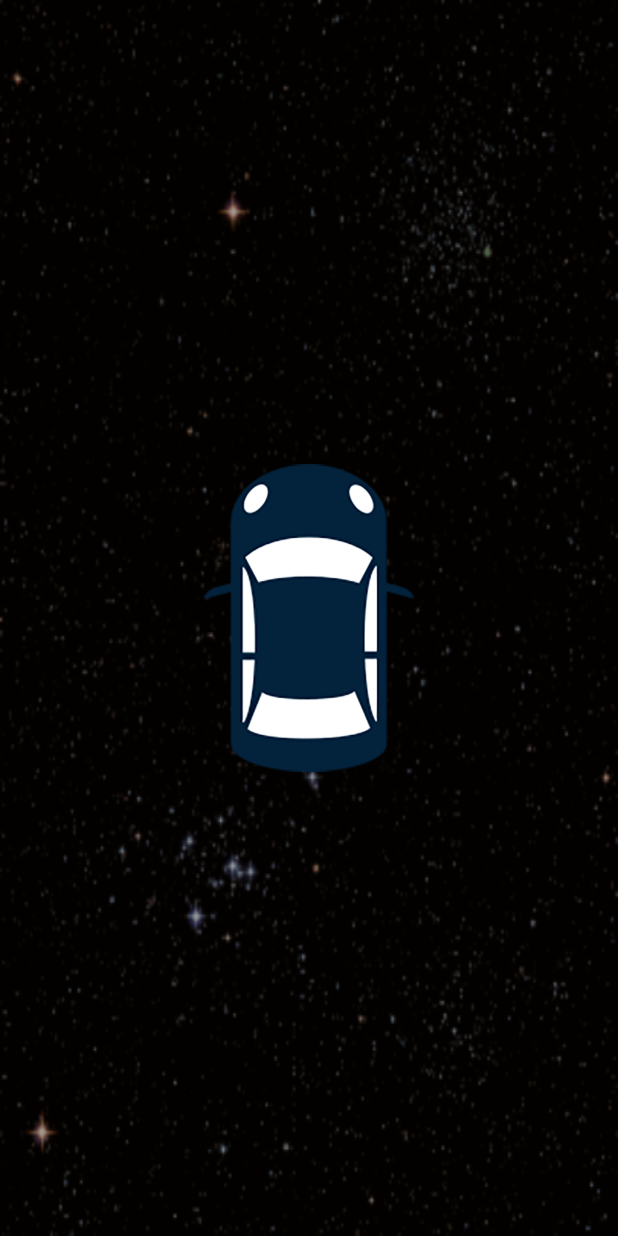
After one commit to KC3C/carController, an Android app: the TouchActivity screen opened directly, with no data from a screen before it, on a phone screen of 412 x 824 dp. The commit adds this screen. Run offline under Robolectric (Android 15) with nearby library versions, the phone set to English and light mode, and no system bars; libraries missing offline, so code that uses them is left out: com.almeros.android; 2 statements that could not run were skipped.

Commit message:
添加触摸模式

```diff
--- a/app/build.gradle
+++ b/app/build.gradle
@@ -44,4 +44,5 @@ dependencies {
 
     implementation 'io.fotoapparat:facedetector:1.0.0'
     implementation 'io.fotoapparat.fotoapparat:library:1.2.0'
+    implementation 'com.github.Almeros:android-gesture-detectors:v1.0.1'
 }
--- /dev/null
+++ b/app/src/main/java/com/example/mac/carcontroller/TouchActivity.java
@@ -0,0 +1,189 @@
+package com.example.mac.carcontroller;
+
+import android.app.Activity;
+import android.graphics.Matrix;
+import android.graphics.PointF;
+import android.graphics.drawable.Drawable;
+import android.os.Bundle;
+import android.util.Log;
+import android.view.Display;
+import android.view.MotionEvent;
+import android.view.ScaleGestureDetector;
+import android.view.View;
+import android.view.View.OnTouchListener;
+import android.widget.ImageView;
+import com.almeros.android.multitouch.MoveGestureDetector;
+import com.almeros.android.multitouch.RotateGestureDetector;
+import com.almeros.android.multitouch.ShoveGestureDetector;
+import com.example.mac.carcontroller.R;
+
+/**
+ * Test activity for testing the different GestureDetectors.
+ *
+ * @author Almer Thie (code.almeros.com)
+ * Copyright (c) 2013, Almer Thie (code.almeros.com)
+ *
+ * All rights reserved.
+ *
+ * Redistribution and use in source and binary forms, with or without modification, are permitted provided that the following conditions are met:
+ *
+ *  Redistributions of source code must retain the above copyright notice, this list of conditions and the following disclaimer.
+ *  Redistributions in binary form must reproduce the above copyright notice, this list of conditions and the following disclaimer
+ *  in the documentation and/or other materials provided with the distribution.
+ *
+ * THIS SOFTWARE IS PROVIDED BY THE COPYRIGHT HOLDERS AND CONTRIBUTORS "AS IS" AND ANY EXPRESS OR IMPLIED WARRANTIES,
+ * INCLUDING, BUT NOT LIMITED TO, THE IMPLIED WARRANTIES OF MERCHANTABILITY AND FITNESS FOR A PARTICULAR PURPOSE ARE DISCLAIMED.
+ * IN NO EVENT SHALL THE COPYRIGHT HOLDER OR CONTRIBUTORS BE LIABLE FOR ANY DIRECT, INDIRECT, INCIDENTAL, SPECIAL, EXEMPLARY,
+ * OR CONSEQUENTIAL DAMAGES (INCLUDING, BUT NOT LIMITED TO, PROCUREMENT OF SUBSTITUTE GOODS OR SERVICES; LOSS OF USE, DATA,
+ * OR PROFITS; OR BUSINESS INTERRUPTION) HOWEVER CAUSED AND ON ANY THEORY OF LIABILITY, WHETHER IN CONTRACT, STRICT LIABILITY,
+ * OR TORT (INCLUDING NEGLIGENCE OR OTHERWISE) ARISING IN ANY WAY OUT OF THE USE OF THIS SOFTWARE, EVEN IF ADVISED OF THE POSSIBILITY
+ * OF SUCH DAMAGE.
+ */
+public class TouchActivity extends Activity implements OnTouchListener {
+
+    private Matrix mMatrix = new Matrix();
+    private float mScaleFactor = .4f;
+    private float mRotationDegrees = 0.f;
+    private float mFocusX = 0.f;
+    private float mFocusY = 0.f;
+    private int mAlpha = 255;
+    private int mImageHeight, mImageWidth;
+
+    private ScaleGestureDetector mScaleDetector;
+    private RotateGestureDetector mRotateDetector;
+    private MoveGestureDetector mMoveDetector;
+    private ShoveGestureDetector mShoveDetector;
+
+    private Display display;
+
+    private Integer currentMove = 0; // 1前进 2后退 3左转 4右转
+
+    @SuppressWarnings("deprecation")
+    @Override
+    public void onCreate(Bundle savedInstanceState) {
+        super.onCreate(savedInstanceState);
+        setContentView(R.layout.activity_touch);
+
+        // Determine the center of the screen to center 'earth'
+        display = getWindowManager().getDefaultDisplay();
+        mFocusX = display.getWidth()/2f;
+        mFocusY = display.getHeight()/2f;
+
+        // Set this class as touchListener to the ImageView
+        ImageView view = (ImageView) findViewById(R.id.imageView);
+        view.setOnTouchListener(this);
+
+        // Determine dimensions of 'earth' image
+        Drawable d 		= this.getResources().getDrawable(R.drawable.qichefushitu);
+        mImageHeight 	= d.getIntrinsicHeight();
+        mImageWidth 	= d.getIntrinsicWidth();
+
+        // View is scaled and translated by matrix, so scale and translate initially
+        float scaledImageCenterX = (mImageWidth*mScaleFactor)/2;
+        float scaledImageCenterY = (mImageHeight*mScaleFactor)/2;
+
+        mMatrix.postScale(mScaleFactor, mScaleFactor);
+        mMatrix.postTranslate(mFocusX - scaledImageCenterX, mFocusY - scaledImageCenterY);
+        view.setImageMatrix(mMatrix);
+
+        // Setup Gesture Detectors
+//		mScaleDetector 	= new ScaleGestureDetector(getApplicationContext(), new ScaleListener());
+        mRotateDetector = new RotateGestureDetector(getApplicationContext(), new RotateListener());
+        mMoveDetector 	= new MoveGestureDetector(getApplicationContext(), new MoveListener());
+//		mShoveDetector 	= new ShoveGestureDetector(getApplicationContext(), new ShoveListener());
+    }
+
+    @SuppressWarnings("deprecation")
+    public boolean onTouch(View v, MotionEvent event) {
+//        mScaleDetector.onTouchEvent(event);
+        mRotateDetector.onTouchEvent(event);
+        mMoveDetector.onTouchEvent(event);
+//        mShoveDetector.onTouchEvent(event);
+
+        float scaledImageCenterX = (mImageWidth*mScaleFactor)/2;
+        float scaledImageCenterY = (mImageHeight*mScaleFactor)/2;
+
+        mMatrix.reset();
+        mMatrix.postScale(mScaleFactor, mScaleFactor);
+        mMatrix.postRotate(mRotationDegrees,  scaledImageCenterX, scaledImageCenterY);
+        mMatrix.postTranslate(mFocusX - scaledImageCenterX, mFocusY - scaledImageCenterY);
+
+        ImageView view = (ImageView) v;
+        view.setImageMatrix(mMatrix);
+        view.setAlpha(mAlpha);
+
+        return true; // indicate event was handled
+    }
+
+    private class ScaleListener extends ScaleGestureDetector.SimpleOnScaleGestureListener {
+        @Override
+        public boolean onScale(ScaleGestureDetector detector) {
+            mScaleFactor *= detector.getScaleFactor(); // scale change since previous event
+
+            // Don't let the object get too small or too large.
+            mScaleFactor = Math.max(0.1f, Math.min(mScaleFactor, 10.0f));
+
+            return true;
+        }
+    }
+
+    private class RotateListener extends RotateGestureDetector.SimpleOnRotateGestureListener {
+        @Override
+        public boolean onRotate(RotateGestureDetector detector) {
+            mRotationDegrees -= detector.getRotationDegreesDelta();
+//			System.out.println("当前角度是"+mRotationDegrees);
+            if (currentMove != 3 && mRotationDegrees < -25f) {
+                currentMove = 3;
+                MainActivity.Left();
+            }
+            if ((currentMove != 4 && mRotationDegrees > 25f)) {
+                currentMove = 4;
+                MainActivity.Right();
+            }
+            if (currentMove != 0 && mRotationDegrees <= 25f && mRotationDegrees >= -25f) {
+                currentMove = 0;
+                MainActivity.Stop();
+            }
+            return true;
+        }
+    }
+
+    private class MoveListener extends MoveGestureDetector.SimpleOnMoveGestureListener {
+        @Override
+        public boolean onMove(MoveGestureDetector detector) {
+            PointF d = detector.getFocusDelta();
+//			mFocusX += d.x;
+            mFocusY += d.y;
+            if (currentMove != 2 && mFocusY > display.getHeight() * 0.65f) {
+                currentMove = 2;
+                MainActivity.Back();
+            }
+            if (currentMove != 1 && mFocusY < display.getHeight() * 0.35f) {
+                currentMove = 1;
+                MainActivity.Forward();
+            }
+            if (currentMove != 0 && currentMove != 3 && currentMove !=4 && mFocusY <= display.getHeight() * 0.65f && mFocusY >= display.getHeight() * 0.35f) {
+                currentMove = 0;
+                MainActivity.Stop();
+            }
+
+            // mFocusX = detector.getFocusX();
+            // mFocusY = detector.getFocusY();
+            return true;
+        }
+    }
+
+    private class ShoveListener extends ShoveGestureDetector.SimpleOnShoveGestureListener {
+        @Override
+        public boolean onShove(ShoveGestureDetector detector) {
+            mAlpha += detector.getShovePixelsDelta();
+            if (mAlpha > 255)
+                mAlpha = 255;
+            else if (mAlpha < 0)
+                mAlpha = 0;
+
+            return true;
+        }
+    }
+
+}
--- /dev/null
+++ b/app/src/main/res/layout/activity_touch.xml
@@ -0,0 +1,15 @@
+<?xml version="1.0" encoding="utf-8"?>
+<FrameLayout xmlns:android="http://schemas.android.com/apk/res/android"
+    android:layout_width="fill_parent"
+    android:layout_height="fill_parent"
+    android:background="@drawable/stars" >
+
+    <ImageView
+        android:id="@+id/imageView"
+        android:layout_width="fill_parent"
+        android:layout_height="fill_parent"
+        android:scaleType="matrix"
+        android:src="@drawable/qichefushitu" >
+    </ImageView>
+
+</FrameLayout>
--- a/app/src/main/res/menu/activity_main_drawer.xml
+++ b/app/src/main/res/menu/activity_main_drawer.xml
@@ -26,5 +26,8 @@
         <item
             android:id="@+id/nav_face"
             android:title="人脸控制" />
+        <item
+            android:id="@+id/nav_touch"
+            android:title="触摸控制" />
     </group>
 </menu>
```
Also changed, not shown: app/src/main/AndroidManifest.xml (+8 -0 lines), app/src/main/java/com/example/mac/carcontroller/MainActivity.java (+27 -9 lines), app/src/main/res/drawable/qichefushitu.png (added), app/src/main/res/drawable/stars.png (added).
